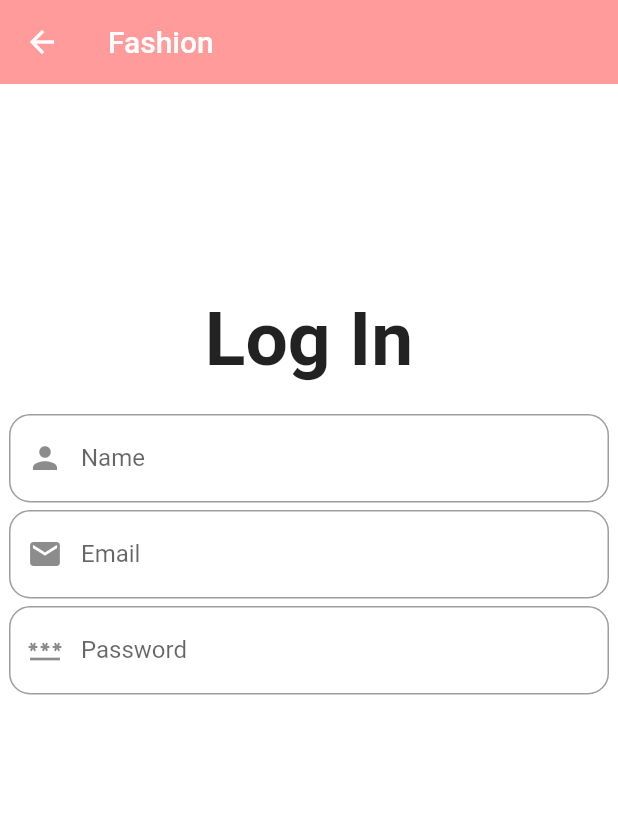
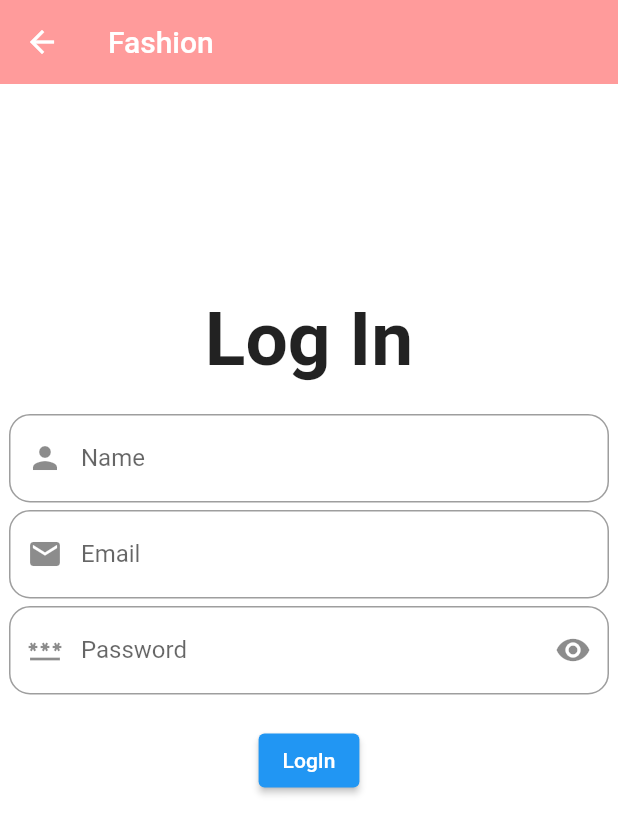
Before and after one commit to mehdi-raza1/flutter-api-movies, a Flutter app: the LogInPage screen opened directly, on a phone screen of 412 x 824 dp. Shown: the top 834 px of the screen. Run offline on Flutter 3.47's test engine with Material 2 defaults, Android fonts, the light colour scheme and no system bars; network calls fail.

Commit message:
Fashion_update With LoggedIn Validation

```diff
--- a/lib/Fashion_UI_practise/Reuseable_FormField.dart
+++ b/lib/Fashion_UI_practise/Reuseable_FormField.dart
@@ -7,14 +7,22 @@ class FormField1 extends StatelessWidget {
     required this.label_name,
     required this.hint_text,
     required this.pre_icon,
-    this.suff_icon
+    this.suff_icon,
+    required this.Password_Hide,
+
+    required this.textContoller,
+    required this.errorMessage,
 
   }) : super(key: key);
 
   final String label_name;
   final String hint_text;
   final Icon  pre_icon;
-  final Icon?  suff_icon;
+  final IconButton?  suff_icon;
+  final bool Password_Hide;
+
+  final TextEditingController textContoller;
+  final String errorMessage;
 
 
   @override
@@ -22,6 +30,14 @@ class FormField1 extends StatelessWidget {
     return Container(
         width: 400,
         child:TextFormField(
+          controller:textContoller,
+
+          validator: (value){
+            if(value == null || value.isEmpty || value == " "){
+                return errorMessage;
+            }
+          },
+
           decoration: InputDecoration(
             label: Text(label_name),
             hintText: hint_text,
@@ -29,10 +45,13 @@ class FormField1 extends StatelessWidget {
             suffixIcon: suff_icon,
             border: OutlineInputBorder(
                 borderSide: BorderSide(color: Colors.black),
-                borderRadius: BorderRadius.circular(14)
+                borderRadius: BorderRadius.circular(14),
             ),
           ),
-          obscureText: true,
+
+
+
+          obscureText: Password_Hide,
           obscuringCharacter: '*',
         )
     );
--- a/lib/Fashion_UI_practise/login_page.dart
+++ b/lib/Fashion_UI_practise/login_page.dart
@@ -10,12 +10,21 @@ class LogInPage extends StatefulWidget {
 }
 
 class _LogInPageState extends State<LogInPage> {
+
+  bool IsHide = true;
+  TextEditingController userName = TextEditingController();
+  TextEditingController userEmail = TextEditingController();
+  TextEditingController userPassword = TextEditingController();
+  final Formkey =GlobalKey<FormState>();
+
+
+
   @override
   Widget build(BuildContext context) {
     return Scaffold(
       backgroundColor: Colors.white,
       appBar: AppBar(
-        backgroundColor: Color(0xffff9b9b),
+        backgroundColor: const Color(0xffff9b9b),
         elevation: 0,
         title: const Text('Fashion'),
         // actions:  [
@@ -31,7 +40,9 @@ class _LogInPageState extends State<LogInPage> {
         // ],
         automaticallyImplyLeading: true,
       ),
-      body: Column(
+      body: Form(
+        key:Formkey,
+        child: Column(
           children: [
             Container(
               alignment: Alignment.bottomCenter,
@@ -42,25 +53,59 @@ class _LogInPageState extends State<LogInPage> {
             ),
             const SizedBox(height: 20,),
 
-          const FormField1(
+            FormField1(
               label_name: 'Name',
               hint_text: 'ABC',
-            pre_icon: Icon(Icons.person),
+              pre_icon: const Icon(Icons.person),
+              Password_Hide: false,
+              errorMessage: 'Enter Your Name',
+              textContoller: userName,
+
             ),const SizedBox(height: 5,),
-          const FormField1(
+            FormField1(
               label_name: 'Email',
               hint_text: 'ABC@gmail.com',
-            pre_icon: Icon(Icons.email),
+              pre_icon: const Icon(Icons.email),
+              Password_Hide: false,
+              errorMessage: 'Enter Your Email',
+              textContoller: userEmail ,
             ),const SizedBox(height: 5,),
-          const FormField1(
+
+            FormField1(
               label_name: 'Password',
               hint_text: '*****',
-            pre_icon: Icon(Icons.password),
+              Password_Hide: IsHide==true?true:false,
+              pre_icon: const Icon(Icons.password),
+              suff_icon: IconButton(onPressed: (){
+                setState(() {
+                  IsHide = ! IsHide;
+                });
+              }, icon: IsHide == true? const Icon(Icons.remove_red_eye_rounded):const Icon(Icons.remove_red_eye_outlined),),
+
+              errorMessage: 'Enter Your Password',
+              textContoller: userPassword,
             ),
 
+            const SizedBox(height: 20,),
+            ElevatedButton(onPressed: (){
+              if(Formkey.currentState!.validate()){
+                debugPrint(userName.text.toString());
+                debugPrint(userEmail.text.toString());
+                debugPrint(userPassword.text.toString());
+                userName.clear();
+                userEmail.clear();
+                userPassword.clear();
+
+                ScaffoldMessenger.of(context)
+                    .showSnackBar(SnackBar(
+                  content: Text('${userName.text.toString()} Logged In'),
+                ));
+              }
+            }, child: const Text('LogIn'))
 
           ],
         ),
+      )
     );
   }
 }
--- a/pubspec.yaml
+++ b/pubspec.yaml
@@ -29,7 +29,7 @@ environment:
 dependencies:
   flutter:
     sdk: flutter
-
+  google_fonts:
 
   # The following adds the Cupertino Icons font to your application.
   # Use with the CupertinoIcons class for iOS style icons.
```
Also changed, not shown: pubspec.lock. Lines whose indentation alone changed are shown as unchanged.
